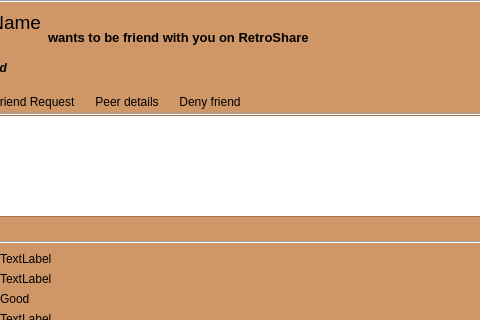
Before: the Qt Designer form retroshare-gui/src/gui/feeds/SecurityItem.ui in hunbernd/CustomizedRetroshare, drawn with Qt 5; both pictures show x 142 to 622 and y 0 to 320 of the 961 by 406 pixel window.
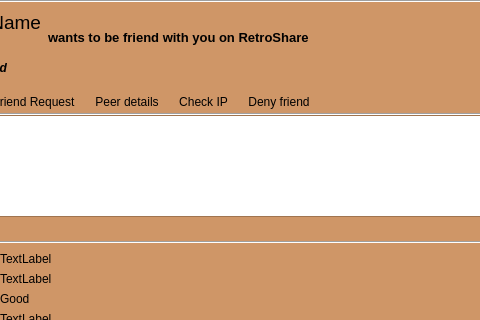
After: the same form once the commit is applied. Icons and pictures are not drawn. Custom widgets are drawn as their Qt base class.

```diff
--- a/retroshare-gui/src/gui/feeds/SecurityItem.ui
+++ b/retroshare-gui/src/gui/feeds/SecurityItem.ui
@@ -242,6 +242,32 @@
              </property>
             </widget>
            </item>
+           <item>
+            <widget class="QToolButton" name="checkipButton">
+             <property name="focusPolicy">
+              <enum>Qt::NoFocus</enum>
+             </property>
+             <property name="text">
+              <string>Check IP</string>
+             </property>
+             <property name="icon">
+              <iconset resource="../images.qrc">
+               <normaloff>:/images/network32.png</normaloff>:/images/network32.png</iconset>
+             </property>
+             <property name="iconSize">
+              <size>
+               <width>24</width>
+               <height>24</height>
+              </size>
+             </property>
+             <property name="toolButtonStyle">
+              <enum>Qt::ToolButtonTextBesideIcon</enum>
+             </property>
+             <property name="autoRaise">
+              <bool>true</bool>
+             </property>
+            </widget>
+           </item>
            <item>
             <widget class="QToolButton" name="removeFriendButton">
              <property name="focusPolicy">
```
Left out of the diff: 176 changed lines with no effect on the pictures.
